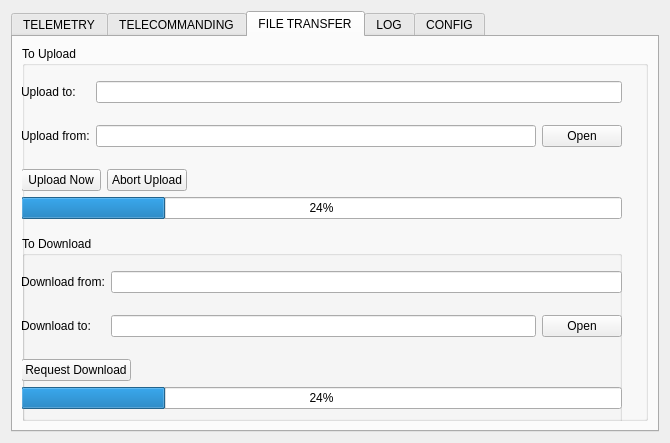
This is platform-comms-app.ui in Open-Source-Satellite/Mercury-GS as Qt 5 draws it before an edit. The edited form follows.
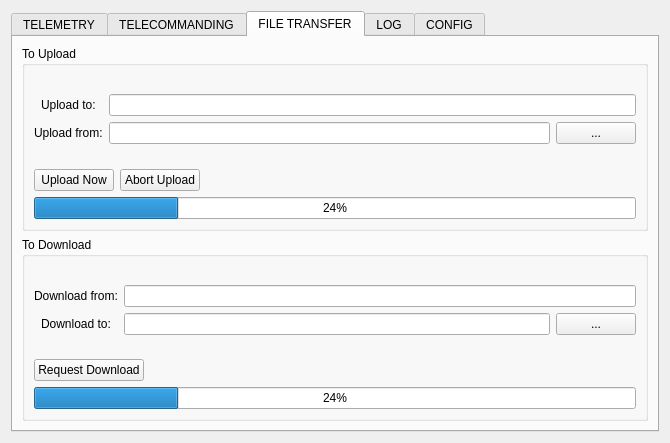
This is the edited form. The open tabs and pages were chosen to show the change.

The edit to the form file:
```diff
--- a/platform-comms-app.ui
+++ b/platform-comms-app.ui
@@ -431,24 +431,28 @@
        <string>FILE TRANSFER</string>
       </attribute>
       <layout class="QGridLayout" name="gridLayout_2">
-       <item row="1" column="0">
-        <widget class="QGroupBox" name="groupBox_5">
+       <item row="0" column="0">
+        <widget class="QGroupBox" name="groupBox_7">
          <property name="title">
           <string>To Upload</string>
          </property>
-         <widget class="QWidget" name="gridLayoutWidget_2">
-          <property name="geometry">
-           <rect>
-            <x>-1</x>
-            <y>19</y>
-            <width>601</width>
-            <height>171</height>
-           </rect>
-          </property>
-          <layout class="QGridLayout" name="gridLayout_4">
-           <item row="1" column="1">
-            <widget class="QLineEdit" name="lineEditUploadFrom"/>
-           </item>
+         <layout class="QVBoxLayout" name="verticalLayout_7">
+          <item>
+           <layout class="QVBoxLayout" name="verticalLayout_6">
+            <item>
+             <layout class="QFormLayout" name="formLayout_5">
+              <property name="fieldGrowthPolicy">
+               <enum>QFormLayout::ExpandingFieldsGrow</enum>
+              </property>
+              <property name="rowWrapPolicy">
+               <enum>QFormLayout::DontWrapRows</enum>
+              </property>
+              <property name="labelAlignment">
+               <set>Qt::AlignCenter</set>
+              </property>
+              <property name="formAlignment">
+               <set>Qt::AlignLeading|Qt::AlignLeft|Qt::AlignVCenter</set>
+              </property>
            <item row="0" column="0">
             <widget class="QLabel" name="labelUploadTo">
              <property name="text">
@@ -456,13 +460,13 @@
              </property>
             </widget>
            </item>
-           <item row="0" column="1" colspan="2">
-            <widget class="QLineEdit" name="lineEditUploadTo"/>
-           </item>
-           <item row="1" column="2">
-            <widget class="QPushButton" name="pushButtonOpenFileUploadFrom">
-             <property name="text">
-              <string>Open</string>
+              <item row="0" column="1">
+               <widget class="QLineEdit" name="lineEditUploadTo">
+                <property name="sizePolicy">
+                 <sizepolicy hsizetype="Expanding" vsizetype="Fixed">
+                  <horstretch>0</horstretch>
+                  <verstretch>0</verstretch>
+                 </sizepolicy>
              </property>
             </widget>
            </item>
@@ -473,71 +477,85 @@
              </property>
             </widget>
            </item>
-           <item row="2" column="0" colspan="3">
-            <layout class="QGridLayout" name="gridLayout_7">
-             <item row="0" column="2">
-              <spacer name="horizontalSpacer_2">
-               <property name="orientation">
-                <enum>Qt::Horizontal</enum>
-               </property>
-               <property name="sizeHint" stdset="0">
-                <size>
-                 <width>40</width>
-                 <height>20</height>
-                </size>
-               </property>
-              </spacer>
-             </item>
-             <item row="1" column="0" colspan="3">
-              <widget class="QProgressBar" name="progressBarUpload">
-               <property name="value">
-                <number>24</number>
-               </property>
-              </widget>
-             </item>
-             <item row="0" column="1">
-              <widget class="QPushButton" name="pushButtonAbortUploadFile">
+              <item row="1" column="1">
+               <layout class="QHBoxLayout" name="horizontalLayout_24">
+                <item>
+                 <widget class="QLineEdit" name="lineEditUploadFrom"/>
+                </item>
+                <item>
+                 <widget class="QPushButton" name="pushButtonOpenFileUploadFrom">
                <property name="text">
-                <string>Abort Upload</string>
+                   <string>...</string>
                </property>
               </widget>
              </item>
-             <item row="0" column="0">
+               </layout>
+              </item>
+             </layout>
+            </item>
+            <item>
+             <layout class="QHBoxLayout" name="horizontalLayout">
+              <item>
               <widget class="QPushButton" name="pushButtonUploadFile">
                <property name="text">
                 <string>Upload Now</string>
                </property>
               </widget>
              </item>
-            </layout>
-           </item>
-          </layout>
-         </widget>
-         <widget class="QGroupBox" name="groupBox_8">
-          <property name="geometry">
-           <rect>
-            <x>0</x>
-            <y>190</y>
-            <width>600</width>
-            <height>189</height>
-           </rect>
-          </property>
+              <item>
+               <widget class="QPushButton" name="pushButtonAbortUploadFile">
+                <property name="text">
+                 <string>Abort Upload</string>
+                </property>
+               </widget>
+              </item>
+              <item>
+               <spacer name="horizontalSpacer_2">
+                <property name="orientation">
+                 <enum>Qt::Horizontal</enum>
+                </property>
+                <property name="sizeHint" stdset="0">
+                 <size>
+                  <width>40</width>
+                  <height>20</height>
+                 </size>
+                </property>
+               </spacer>
+              </item>
+             </layout>
+            </item>
+            <item>
+             <widget class="QProgressBar" name="progressBarUpload">
+              <property name="value">
+               <number>24</number>
+              </property>
+             </widget>
+            </item>
+           </layout>
+          </item>
+         </layout>
+        </widget>
+       </item>
+       <item row="1" column="0">
+        <widget class="QGroupBox" name="groupBox_12">
           <property name="title">
            <string>To Download</string>
           </property>
-          <widget class="QWidget" name="gridLayoutWidget_4">
-           <property name="geometry">
-            <rect>
-             <x>-1</x>
-             <y>19</y>
-             <width>601</width>
-             <height>171</height>
-            </rect>
-           </property>
-           <layout class="QGridLayout" name="gridLayout_8">
-            <item row="1" column="1">
-             <widget class="QLineEdit" name="lineEditDownloadTo"/>
-            </item>
+         <layout class="QVBoxLayout" name="verticalLayout_8">
+          <item>
+           <layout class="QFormLayout" name="formLayout_8">
+            <property name="fieldGrowthPolicy">
+             <enum>QFormLayout::ExpandingFieldsGrow</enum>
+            </property>
+            <property name="rowWrapPolicy">
+             <enum>QFormLayout::DontWrapRows</enum>
+            </property>
+            <property name="labelAlignment">
+             <set>Qt::AlignCenter</set>
+            </property>
+            <property name="formAlignment">
+             <set>Qt::AlignLeading|Qt::AlignLeft|Qt::AlignVCenter</set>
+            </property>
             <item row="0" column="0">
              <widget class="QLabel" name="labelDownloadFrom">
               <property name="text">
@@ -545,13 +563,13 @@
               </property>
              </widget>
             </item>
-            <item row="0" column="1" colspan="2">
-             <widget class="QLineEdit" name="lineEditDownloadFrom"/>
-            </item>
-            <item row="1" column="2">
-             <widget class="QPushButton" name="pushButtonOpenFileDownloadTo">
-              <property name="text">
-               <string>Open</string>
+            <item row="0" column="1">
+             <widget class="QLineEdit" name="lineEditDownloadFrom">
+              <property name="sizePolicy">
+               <sizepolicy hsizetype="Expanding" vsizetype="Fixed">
+                <horstretch>0</horstretch>
+                <verstretch>0</verstretch>
+               </sizepolicy>
               </property>
              </widget>
             </item>
@@ -562,29 +580,47 @@
               </property>
              </widget>
             </item>
-            <item row="2" column="0" colspan="3">
-             <layout class="QGridLayout" name="gridLayout_10">
-              <item row="0" column="1">
-               <spacer name="horizontalSpacer_3">
-                <property name="orientation">
-                 <enum>Qt::Horizontal</enum>
+            <item row="1" column="1">
+             <layout class="QHBoxLayout" name="horizontalLayout_26">
+              <item>
+               <widget class="QLineEdit" name="lineEditDownloadTo"/>
+              </item>
+              <item>
+               <widget class="QPushButton" name="pushButtonOpenFileDownloadTo">
+                <property name="text">
+                 <string>...</string>
                 </property>
-                <property name="sizeHint" stdset="0">
-                 <size>
-                  <width>40</width>
-                  <height>20</height>
-                 </size>
-                </property>
-               </spacer>
+               </widget>
               </item>
-              <item row="0" column="0">
+             </layout>
+            </item>
+           </layout>
+          </item>
+          <item>
+           <layout class="QHBoxLayout" name="horizontalLayout_3">
+            <item>
                <widget class="QPushButton" name="pushButtonRequestDownload">
                 <property name="text">
                  <string>Request Download</string>
                 </property>
                </widget>
               </item>
-              <item row="1" column="0" colspan="2">
+            <item>
+             <spacer name="horizontalSpacer_3">
+              <property name="orientation">
+               <enum>Qt::Horizontal</enum>
+              </property>
+              <property name="sizeHint" stdset="0">
+               <size>
+                <width>40</width>
+                <height>20</height>
+               </size>
+              </property>
+             </spacer>
+            </item>
+           </layout>
+          </item>
+          <item>
                <widget class="QProgressBar" name="progressBarDownload">
                 <property name="value">
                  <number>24</number>
@@ -592,10 +628,6 @@
                </widget>
               </item>
              </layout>
-            </item>
-           </layout>
-          </widget>
-         </widget>
         </widget>
        </item>
       </layout>
```
Left out of the diff: 2 changed lines with no effect on the pictures. Lines whose indentation alone changed are shown as unchanged.
